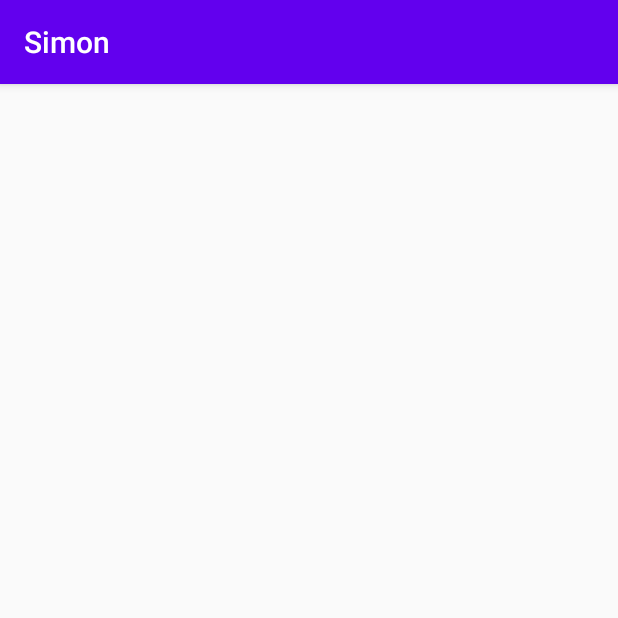
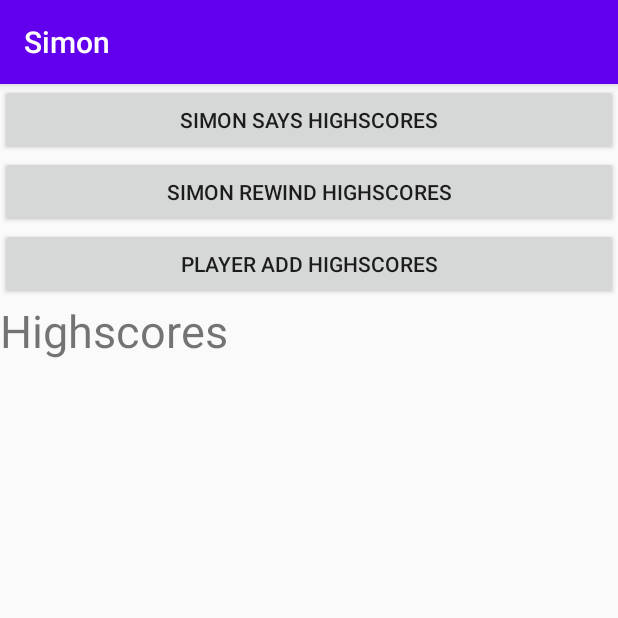
Before and after one commit to dclaxton/Assignment3_4020, an Android app: the HighscoreActivity screen opened directly, with no data from a screen before it, on a phone screen of 412 x 824 dp, the top half of it. Run offline under Robolectric (Android 15) with nearby library versions, the phone set to English and light mode, and no system bars.

Commit message:
added highscore xml and button on main screen

```diff
--- a/app/src/main/java/edu/apsu/csci/Assignment3_4020/activities/HighscoreActivity.java
+++ b/app/src/main/java/edu/apsu/csci/Assignment3_4020/activities/HighscoreActivity.java
@@ -8,13 +8,14 @@ import androidx.appcompat.app.AppCompatActivity;
 
 import edu.apsu.csci.Assignment3_4020.R;
 
+
 public class HighscoreActivity extends AppCompatActivity {
 
     @Override
     protected void onCreate(@Nullable Bundle savedInstanceState) {
         super.onCreate(savedInstanceState);
         this.requestWindowFeature(Window.FEATURE_NO_TITLE);
-       // setContentView(R.layout.activity_board);
+        setContentView(R.layout.activity_highscores);
 
 
 
--- a/app/src/main/res/layout/activity_highscores.xml
+++ b/app/src/main/res/layout/activity_highscores.xml
@@ -1,6 +1,46 @@
 <?xml version="1.0" encoding="utf-8"?>
-<androidx.constraintlayout.widget.ConstraintLayout
-    xmlns:android="http://schemas.android.com/apk/res/android" android:layout_width="match_parent"
-    android:layout_height="match_parent">
+<LinearLayout xmlns:android="http://schemas.android.com/apk/res/android"
+    xmlns:app="http://schemas.android.com/apk/res-auto"
+    xmlns:tools="http://schemas.android.com/tools"
+    android:layout_width="match_parent"
+    android:layout_height="match_parent"
+    android:orientation="vertical"
+    tools:context="edu.apsu.csci.Assignment3_4020.activities.HighscoreActivity">
 
-</androidx.constraintlayout.widget.ConstraintLayout>
+
+    <Button
+        android:id="@+id/buttonsimonsays"
+        android:layout_width="match_parent"
+        android:layout_height="wrap_content"
+        android:text="Simon Says Highscores" />
+
+    <Button
+        android:id="@+id/buttonsimonrewind"
+        android:layout_width="match_parent"
+        android:layout_height="wrap_content"
+        android:text="simon rewind highscores" />
+
+    <Button
+        android:id="@+id/buttonplayeradd"
+        android:layout_width="match_parent"
+        android:layout_height="wrap_content"
+        android:text="player add highscores" />
+
+    <ScrollView
+        android:layout_width="match_parent"
+        android:layout_height="match_parent">
+
+        <LinearLayout
+            android:layout_width="match_parent"
+            android:layout_height="wrap_content"
+            android:orientation="vertical" >
+
+            <TextView
+                android:id="@+id/textView"
+                android:layout_width="match_parent"
+                android:layout_height="wrap_content"
+                android:text="Highscores"
+                android:textSize="30sp" />
+        </LinearLayout>
+    </ScrollView>
+</LinearLayout>
```
